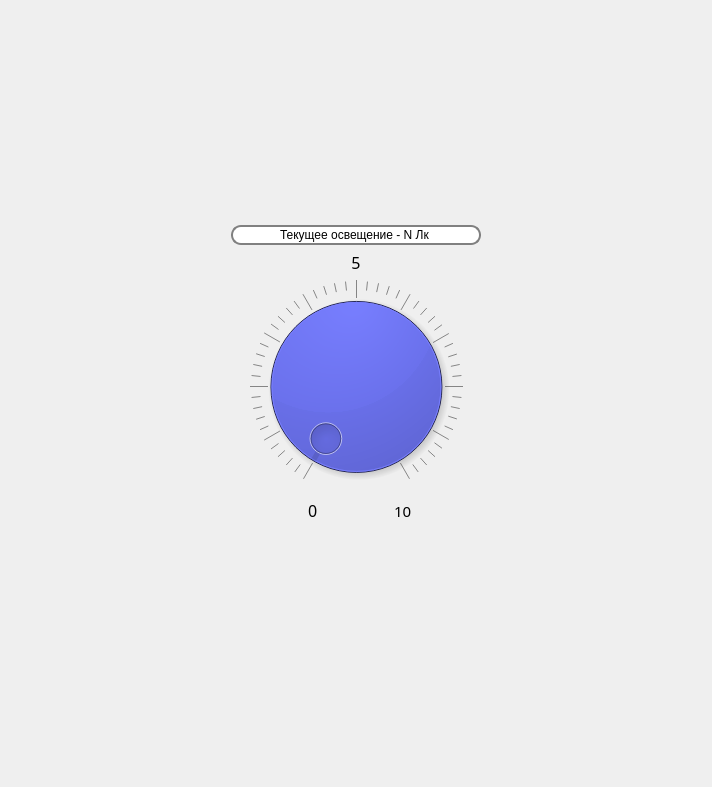
Old version of the form ui/light.ui in the repository chelovek12565/farm.
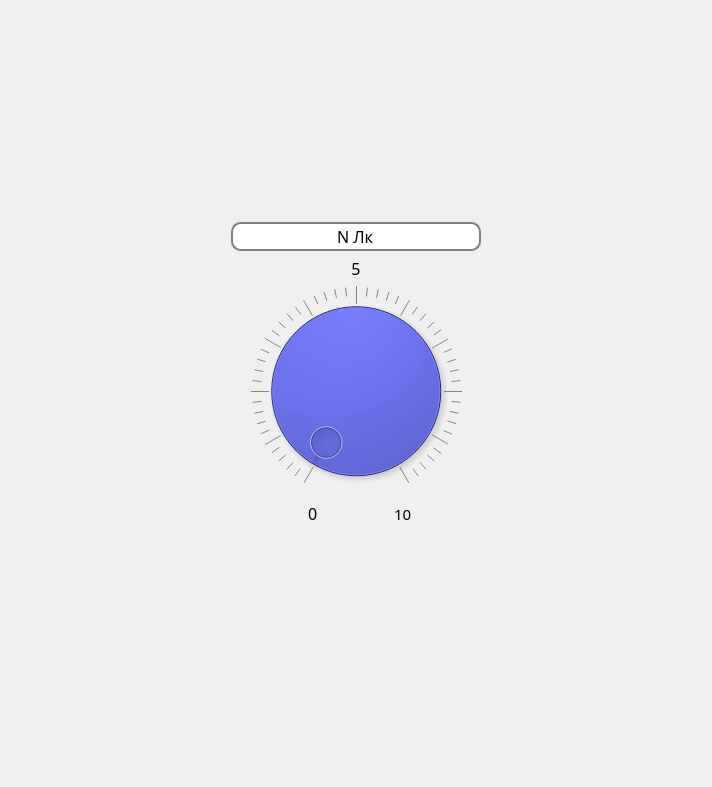
New version of the form.

Patch:
```diff
--- a/ui/light.ui
+++ b/ui/light.ui
@@ -80,13 +80,22 @@
            <height>0</height>
           </size>
          </property>
+         <property name="font">
+          <font>
+           <family>Segoe UI Semibold</family>
+           <pointsize>12</pointsize>
+           <weight>7</weight>
+           <italic>false</italic>
+           <bold>false</bold>
+          </font>
+         </property>
          <property name="styleSheet">
           <string notr="true">QLineEdit {font: 63 12pt &quot;Segoe UI Semibold&quot;; border: 2px solid grey;
 border-radius: 10px}
 </string>
          </property>
          <property name="text">
-          <string>Текущее освещение - N Лк</string>
+          <string>N Лк</string>
          </property>
          <property name="alignment">
           <set>Qt::AlignCenter</set>
```
Left out of the diff: 3 changed lines with no effect on the pictures.
